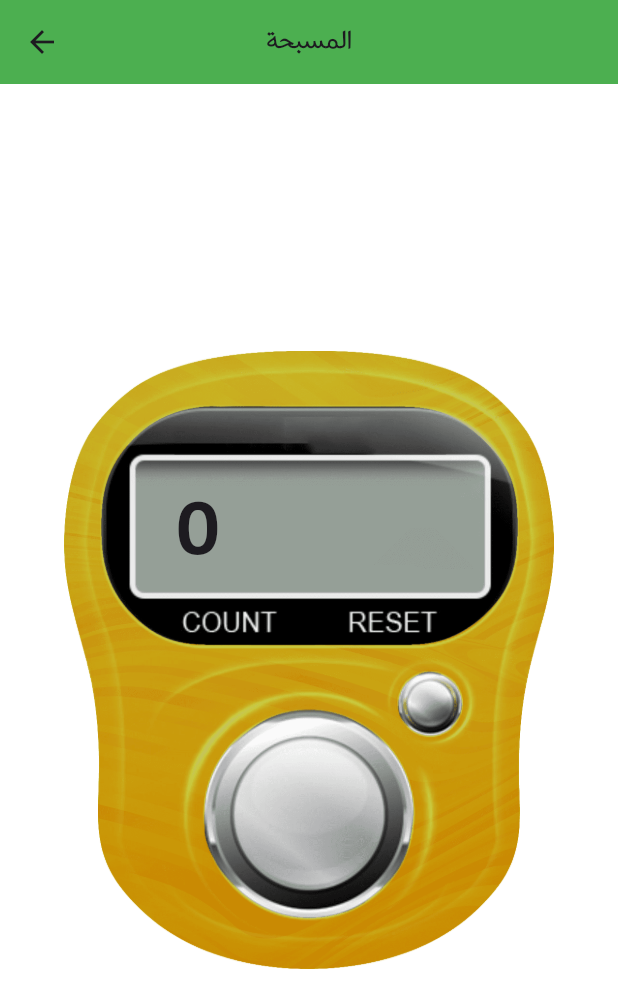
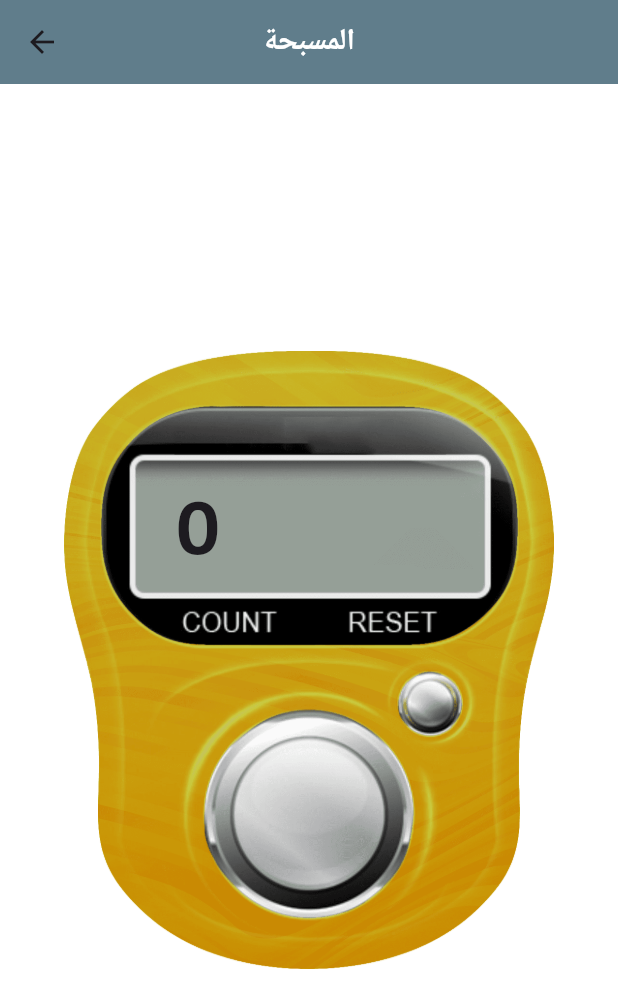
Before and after one commit to ZiadSala7/Quran_Tracker, a Flutter app: the screen it shows after launch, after a tap on "المسبحة", on a phone screen of 412 x 824 dp. Shown: the top 1008 px of the screen. Run offline on Flutter 3.47's test engine with Material 3 defaults, Android fonts, the phone set to English and light mode, and no system bars; our stand-ins replace animate_do, device_preview, hive_flutter; accounts and stored records are empty.

Commit message:
nawawy and refactors in colors

```diff
--- a/lib/core/utils/app_assets.dart
+++ b/lib/core/utils/app_assets.dart
@@ -38,6 +38,10 @@ class AppAssets {
   /// assets/logo2.png
   static const String assetsLogo2 = "assets/logo2.png";
 
+  /// Assets for assetsNawawy
+  /// assets/nawawy.jpg
+  static const String assetsNawawy = "assets/nawawy.jpg";
+
   /// Assets for assetsQuran
   /// assets/quran.png
   static const String assetsQuran = "assets/quran.png";
--- /dev/null
+++ b/lib/core/utils/app_colors.dart
@@ -0,0 +1,6 @@
+import 'package:flutter/material.dart';
+
+abstract class AppColors {
+  static const Color green = Colors.green;
+  static const Color grey = Colors.blueGrey;
+}
--- /dev/null
+++ b/lib/core/widgets/custom_appbar.dart
@@ -0,0 +1,12 @@
+import 'package:flutter/material.dart';
+import 'package:quran_tracker/core/utils/app_colors.dart';
+
+AppBar customAppBar(String title, bool isFlex) {
+  return AppBar(
+    title: Text(title),
+    centerTitle: true,
+    titleTextStyle: TextStyle(fontSize: 20, fontWeight: FontWeight.bold),
+    flexibleSpace: isFlex ? Container(color: Colors.white) : null,
+    backgroundColor: !isFlex ? AppColors.grey : null,
+  );
+}
--- a/lib/features/azkar/views/azkar_view.dart
+++ b/lib/features/azkar/views/azkar_view.dart
@@ -1,4 +1,5 @@
 import 'package:flutter/material.dart';
+import 'package:quran_tracker/core/widgets/custom_appbar.dart';
 
 class AzkarView extends StatelessWidget {
   static const String id = 'AzkarView';
@@ -6,6 +7,6 @@ class AzkarView extends StatelessWidget {
 
   @override
   Widget build(BuildContext context) {
-    return const Scaffold();
+    return Scaffold(appBar: customAppBar('الأذكار', false));
   }
 }
--- a/lib/features/counter/views/counter_view.dart
+++ b/lib/features/counter/views/counter_view.dart
@@ -1,6 +1,7 @@
 import 'package:flutter/material.dart';
 import 'package:hive_flutter/hive_flutter.dart';
 
+import '../../../core/widgets/custom_appbar.dart';
 import 'widgets/counter_view_body.dart';
 
 class CounterView extends StatefulWidget {
@@ -35,11 +36,7 @@ class _CounterViewState extends State<CounterView> {
   Widget build(BuildContext context) {
     int counter = counterBox.get('count', defaultValue: 0)!;
     return Scaffold(
-      appBar: AppBar(
-        title: const Text('المسبحة'),
-        centerTitle: true,
-        backgroundColor: Colors.green,
-      ),
+      appBar: customAppBar('المسبحة', false),
       body: CounterViewBody(
         counter: counter,
         cntIncrement: incrementCounter,
--- a/lib/features/home/data/card_model.dart
+++ b/lib/features/home/data/card_model.dart
@@ -35,5 +35,12 @@ List<CardModel> models(BuildContext context) {
         Navigator.of(context).pushNamed(AzkarView.id);
       },
     ),
+     CardModel(
+      text: 'الأربعون النووية',
+      image: AppAssets.assetsNawawy,
+      onPressed: (context) {
+        Navigator.of(context).pushNamed(AzkarView.id);
+      },
+    ),
   ];
 }
--- a/lib/features/home/views/home_view.dart
+++ b/lib/features/home/views/home_view.dart
@@ -1,4 +1,5 @@
 import 'package:flutter/material.dart';
+import '../../../core/widgets/custom_appbar.dart';
 import 'widgets/home_view_body.dart';
 
 class HomeView extends StatelessWidget {
@@ -8,7 +9,7 @@ class HomeView extends StatelessWidget {
   @override
   Widget build(BuildContext context) {
     return Scaffold(
-      appBar: AppBar(flexibleSpace: Container(color: Colors.white)),
+      appBar: customAppBar('اختر ما يناسبك', true),
       body: HomeViewBody(),
     );
   }
--- a/lib/features/home/views/widgets/home_view_card.dart
+++ b/lib/features/home/views/widgets/home_view_card.dart
@@ -1,4 +1,5 @@
 import 'package:flutter/material.dart';
+import 'package:quran_tracker/core/utils/app_colors.dart';
 import '../../data/card_model.dart';
 
 class HomeViewCard extends StatelessWidget {
@@ -15,7 +16,11 @@ class HomeViewCard extends StatelessWidget {
         padding: EdgeInsets.all(10),
         height: 100,
         width: 100,
-        decoration: BoxDecoration(color: Colors.lightGreenAccent),
+        decoration: BoxDecoration(
+          borderRadius: BorderRadius.circular(15),
+
+          color: AppColors.grey,
+        ),
         child: Column(
           children: [
             Flexible(child: Image.asset(model.image)),
--- a/lib/features/quran_tracker/views/quran_tracker_view.dart
+++ b/lib/features/quran_tracker/views/quran_tracker_view.dart
@@ -1,5 +1,6 @@
 import 'package:flutter/material.dart';
 import 'package:hive_flutter/hive_flutter.dart';
+import 'package:quran_tracker/core/utils/app_colors.dart';
 
 import '../../../constants.dart';
 import 'widgets/quran_reset_button.dart';
@@ -62,7 +63,7 @@ class _QuranTrackerViewState extends State<QuranTrackerView> {
         },
       ),
       centerTitle: true,
-      backgroundColor: Colors.green,
+      backgroundColor: AppColors.grey,
       toolbarHeight: 90,
     );
   }
```
Also changed, not shown: lib/features/azkar/data/azkar_model.dart (added, +8 -0 lines), assets/nawawy.jpg (added).
